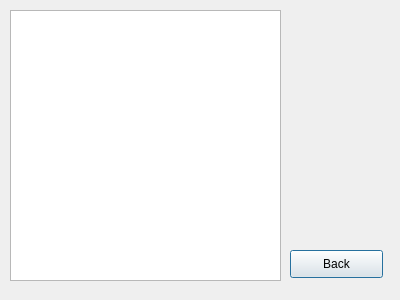
Old version of the form src/dialoglistcourses.ui in the repository MarioFernandes73/FEUP_IART.
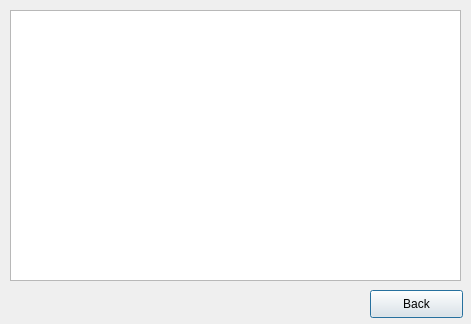
New version of the form.

Commit message: mais ajustes na interface

What changed in the file:
```diff
--- a/src/dialoglistcourses.ui
+++ b/src/dialoglistcourses.ui
@@ -6,8 +6,8 @@
    <rect>
     <x>0</x>
     <y>0</y>
-    <width>400</width>
-    <height>300</height>
+    <width>471</width>
+    <height>324</height>
    </rect>
   </property>
   <property name="windowTitle">
@@ -16,8 +16,8 @@
   <widget class="QPushButton" name="pushButton_5">
    <property name="geometry">
     <rect>
-     <x>290</x>
-     <y>250</y>
+     <x>370</x>
+     <y>290</y>
      <width>93</width>
      <height>28</height>
     </rect>
@@ -26,12 +26,12 @@
     <string>Back</string>
    </property>
   </widget>
-  <widget class="QListWidget" name="listWidget">
+  <widget class="QTableWidget" name="tableWidget">
    <property name="geometry">
     <rect>
      <x>10</x>
      <y>10</y>
-     <width>271</width>
+     <width>451</width>
      <height>271</height>
     </rect>
    </property>
```
The commit also changes 7 other files.
